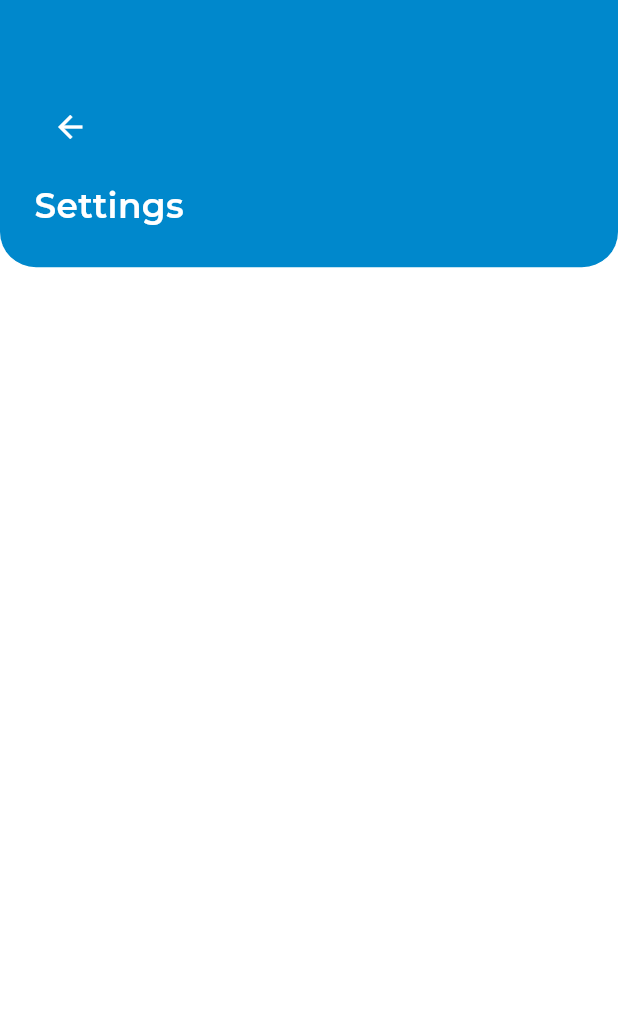
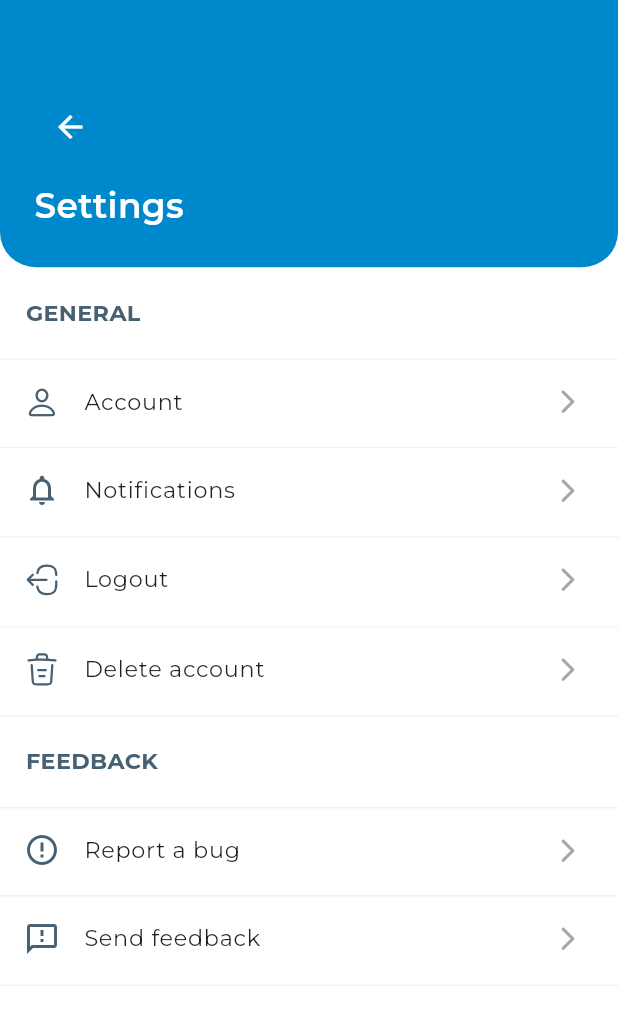
Before and after one commit to JER3MIAH/converse_chat_app, a Flutter app: the SettingScreen screen opened by its route, on a phone screen of 412 x 824 dp. Shown: the top 1025 px of the screen. Run offline on Flutter 3.47's test engine with Material 3 defaults, Android fonts, the phone set to English and light mode, and no system bars; our stand-ins replace animated_text_kit, cached_network_image, cloud_firestore, dio, emoji_picker_flutter, firebase_auth and 13 more; accounts and stored records are empty; generated files the repository leaves out were written again; project files that could hold a hidden picture were left out.

Commit message:
Implement settings screen UI

```diff
--- a/lib/src/features/settings/presentation/screens/setting_screen.dart
+++ b/lib/src/features/settings/presentation/screens/setting_screen.dart
@@ -1,5 +1,8 @@
 import 'package:converse/src/shared/shared.dart';
+import 'package:flutter/cupertino.dart';
 import 'package:flutter/material.dart';
+
+import '../widgets/widgets.dart';
 
 class SettingScreen extends StatelessWidget {
   const SettingScreen({super.key});
@@ -11,6 +14,48 @@ class SettingScreen extends StatelessWidget {
       body: Column(
         children: [
           _buildTopBar(theme),
+          const SettingHeaderText(text: 'GENERAL'),
+          SettingsTile(
+            hasSvg: false,
+            hasTopBorder: true,
+            iconWidget: CupertinoIcons.person,
+            leadingIcon: globeIcon,
+            title: 'Account',
+            onTap: () {},
+          ),
+          SettingsTile(
+            hasSvg: false,
+            iconWidget: Icons.notifications_outlined,
+            leadingIcon: notitficationIcon,
+            title: 'Notifications',
+            onTap: () {},
+          ),
+          SettingsTile(
+            leadingIcon: logoutIcon,
+            title: 'Logout',
+            onTap: () {},
+          ),
+          SettingsTile(
+            leadingIcon: trashIcon,
+            title: 'Delete account',
+            onTap: () {},
+          ),
+          const SettingHeaderText(text: 'FEEDBACK'),
+          SettingsTile(
+            hasSvg: false,
+            hasTopBorder: true,
+            iconWidget: Icons.error_outline,
+            leadingIcon: globeIcon,
+            title: 'Report a bug',
+            onTap: () {},
+          ),
+          SettingsTile(
+            hasSvg: false,
+            iconWidget: Icons.feedback_outlined,
+            leadingIcon: globeIcon,
+            title: 'Send feedback',
+            onTap: () {},
+          ),
         ],
       ),
     );
--- /dev/null
+++ b/lib/src/features/settings/presentation/widgets/header_text.dart
@@ -0,0 +1,32 @@
+import 'package:converse/src/shared/shared.dart';
+import 'package:flutter/cupertino.dart';
+import 'package:google_fonts/google_fonts.dart';
+
+class SettingHeaderText extends StatelessWidget {
+  final String text;
+  const SettingHeaderText({
+    super.key,
+    required this.text,
+  });
+
+  @override
+  Widget build(BuildContext context) {
+    return Container(
+      padding: EdgeInsets.only(left: 15.w),
+      child: Row(
+        mainAxisAlignment: MainAxisAlignment.start,
+        children: [
+          Text(
+            text,
+            style: GoogleFonts.montserrat(
+              fontSize: 13.sp,
+              fontWeight: FontWeight.w700,
+              color: appColors.coolGrey,
+              height: 4,
+            ),
+          ),
+        ],
+      ),
+    );
+  }
+}
--- /dev/null
+++ b/lib/src/features/settings/presentation/widgets/setting_tile.dart
@@ -0,0 +1,75 @@
+import 'package:converse/src/shared/shared.dart';
+import 'package:flutter/material.dart';
+
+class SettingsTile extends StatelessWidget {
+  final String leadingIcon;
+  final String title;
+  final VoidCallback onTap;
+  final bool hasTopBorder;
+  final bool hasSvg, hasTrailingIcon;
+  final IconData? iconWidget;
+  const SettingsTile({
+    super.key,
+    required this.leadingIcon,
+    required this.title,
+    required this.onTap,
+    this.hasTopBorder = false,
+    this.hasSvg = true,
+    this.hasTrailingIcon = true,
+    this.iconWidget,
+  });
+
+  @override
+  Widget build(BuildContext context) {
+    final theme = Theme.of(context).colorScheme;
+
+    return InkWell(
+      overlayColor: MaterialStatePropertyAll(appColors.grey80.withOpacity(0.1)),
+      onTap: onTap,
+      child: SizedBox(
+        height: 50.h,
+        child: ListTile(
+          leading: Padding(
+            padding: EdgeInsets.zero,
+            child: hasSvg
+                ? SvgAsset(
+                    assetName: leadingIcon,
+                    color: appColors.coolGrey,
+                  )
+                : Icon(
+                    iconWidget,
+                    color: appColors.coolGrey,
+                  ),
+          ),
+          trailing: hasTrailingIcon
+              ? Icon(
+                  Icons.arrow_forward_ios_rounded,
+                  size: 16.h,
+                  color: appColors.grey80.withOpacity(0.7),
+                )
+              : null,
+          tileColor: Colors.transparent,
+          shape: Border(
+            top: hasTopBorder
+                ? BorderSide(color: appColors.grey80.withOpacity(.1))
+                : BorderSide.none,
+            bottom: BorderSide(color: appColors.grey80.withOpacity(.1)),
+          ),
+          title: Row(
+            mainAxisAlignment: MainAxisAlignment.start,
+            children: [
+              Text(
+                title,
+                style: TextStyle(
+                  fontSize: 13.sp,
+                  fontWeight: FontWeight.w400,
+                  color: theme.outline,
+                ),
+              ),
+            ],
+          ),
+        ),
+      ),
+    );
+  }
+}
--- /dev/null
+++ b/lib/src/features/settings/presentation/widgets/widgets.dart
@@ -0,0 +1,2 @@
+export 'setting_tile.dart';
+export 'header_text.dart';
--- a/lib/src/shared/utils/assets.dart
+++ b/lib/src/shared/utils/assets.dart
@@ -15,6 +15,7 @@ final String logoutIcon = 'logoutIcon'.svg;
 final String trashIcon = 'trashIcon'.svg;
 final String sendIcon = 'sendIcon'.svg;
 final String editIcon = 'editIcon'.svg;
+final String notitficationIcon = 'notitfication_icon'.svg;
 
 // extensions
 extension ImageExtension on String {
```
Also changed, not shown: assets/svgs/notitfication_icon.svg (added).
